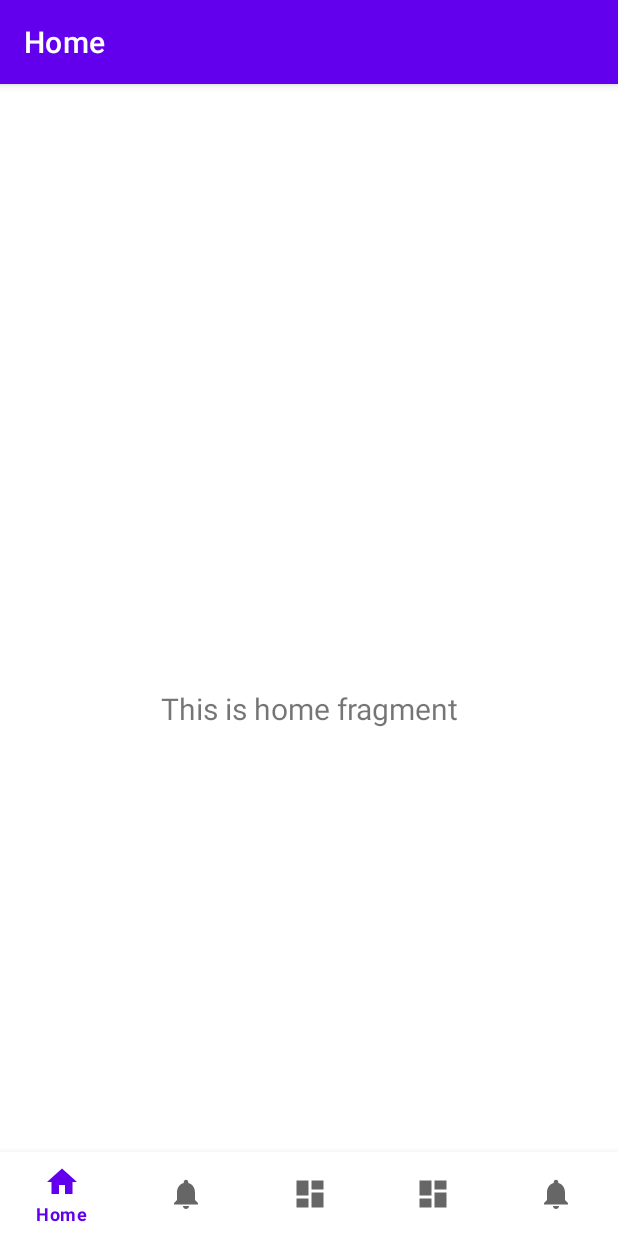
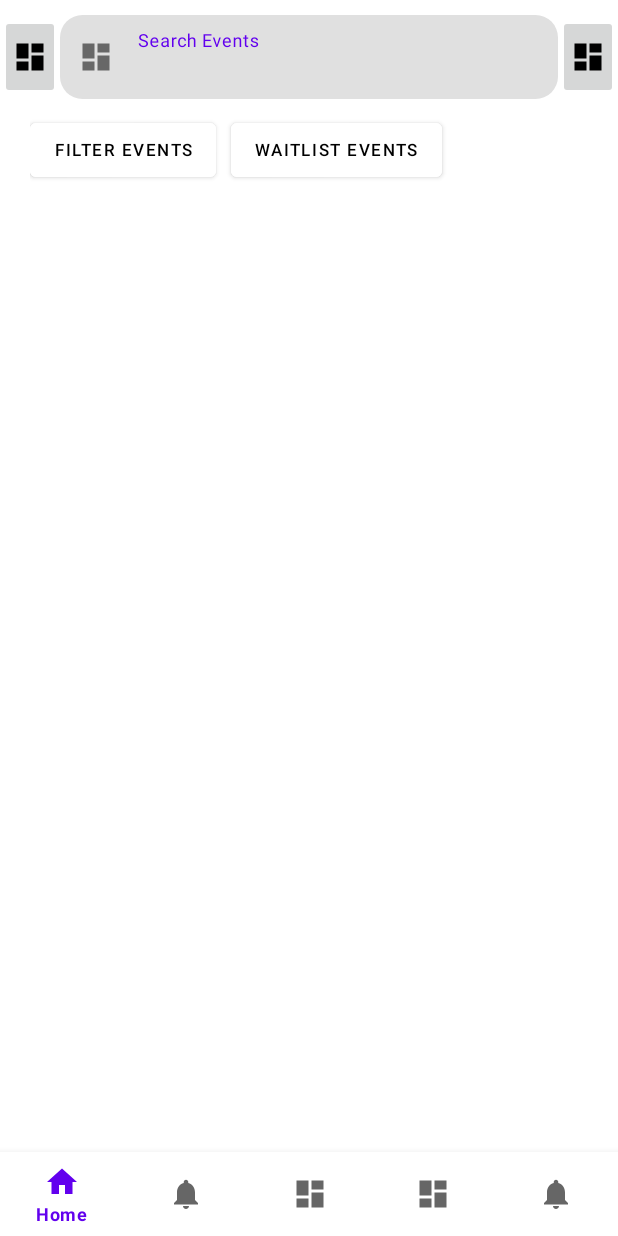
Before and after one commit to CMPUT301F25lights/lights-camera, an Android app: the HomeFragment screen opened directly, with no data from a screen before it, on a phone screen of 412 x 824 dp. Run offline under Robolectric (Android 15) with nearby library versions, the phone set to English and light mode, and no system bars; our stand-ins replace navigation-ui.

Commit message:
updated home page and removed action bar

```diff
--- a/code/Lotterize/app/src/main/java/com/example/lotterize/UserActivity.java
+++ b/code/Lotterize/app/src/main/java/com/example/lotterize/UserActivity.java
@@ -28,7 +28,6 @@ public class UserActivity extends AppCompatActivity {
                 R.id.navigation_home, R.id.navigation_notifications, R.id.navigation_eventsregistered, R.id.navigation_profile, R.id.navigation_addEvents)
                 .build();
         NavController navController = Navigation.findNavController(this, R.id.nav_host_fragment_activity_user);
-        NavigationUI.setupActionBarWithNavController(this, navController, appBarConfiguration);
         NavigationUI.setupWithNavController(binding.navView, navController);
     }
 
--- a/code/Lotterize/app/src/main/java/com/example/lotterize/ui/home/HomeFragment.java
+++ b/code/Lotterize/app/src/main/java/com/example/lotterize/ui/home/HomeFragment.java
@@ -24,8 +24,6 @@ public class HomeFragment extends Fragment {
         binding = FragmentHomeBinding.inflate(inflater, container, false);
         View root = binding.getRoot();
 
-        final TextView textView = binding.textHome;
-        homeViewModel.getText().observe(getViewLifecycleOwner(), textView::setText);
         return root;
     }
 
--- a/code/Lotterize/app/src/main/res/layout/activity_main.xml
+++ b/code/Lotterize/app/src/main/res/layout/activity_main.xml
@@ -5,7 +5,7 @@
     android:id="@+id/container"
     android:layout_width="match_parent"
     android:layout_height="match_parent"
-    android:paddingTop="?attr/actionBarSize">
+    android:fitsSystemWindows="true">
 
 
     <TextView
--- a/code/Lotterize/app/src/main/res/layout/activity_user.xml
+++ b/code/Lotterize/app/src/main/res/layout/activity_user.xml
@@ -4,7 +4,7 @@
     android:id="@+id/container"
     android:layout_width="match_parent"
     android:layout_height="match_parent"
-    android:paddingTop="?attr/actionBarSize">
+    android:fitsSystemWindows="true">
 
     <com.google.android.material.bottomnavigation.BottomNavigationView
         android:id="@+id/nav_view"
--- a/code/Lotterize/app/src/main/res/layout/fragment_home.xml
+++ b/code/Lotterize/app/src/main/res/layout/fragment_home.xml
@@ -6,17 +6,94 @@
     android:layout_height="match_parent"
     tools:context=".ui.home.HomeFragment">
 
-    <TextView
-        android:id="@+id/text_home"
+
+    <LinearLayout
+        android:id="@+id/search_layout"
+        android:paddingTop="10dp"
         android:layout_width="match_parent"
         android:layout_height="wrap_content"
-        android:layout_marginStart="8dp"
-        android:layout_marginTop="8dp"
-        android:layout_marginEnd="8dp"
-        android:textAlignment="center"
-        android:textSize="20sp"
-        app:layout_constraintBottom_toBottomOf="parent"
-        app:layout_constraintEnd_toEndOf="parent"
-        app:layout_constraintStart_toStartOf="parent"
-        app:layout_constraintTop_toTopOf="parent" />
+        android:orientation="horizontal"
+        app:layout_constraintTop_toTopOf="parent"
+        app:layout_constraintLeft_toLeftOf="parent"
+        app:layout_constraintRight_toRightOf="parent">
+
+        <ImageButton
+            android:id="@+id/info_button"
+            android:layout_width="40dp"
+            android:layout_height="match_parent"
+            android:src="@drawable/ic_dashboard_black_24dp"
+            android:contentDescription="info"/>
+
+        <com.google.android.material.textfield.TextInputLayout
+            android:layout_width="0dp"
+            android:layout_height="wrap_content"
+            android:layout_weight="1"
+            app:startIconDrawable="@drawable/ic_dashboard_black_24dp"
+            android:hint="Search Events"
+            app:boxBackgroundMode="filled"
+            app:boxCornerRadiusBottomEnd="15dp"
+            app:boxCornerRadiusBottomStart="15dp"
+            app:boxCornerRadiusTopEnd="15dp"
+            app:boxCornerRadiusTopStart="15dp"
+            app:boxStrokeWidth="0dp"
+            app:boxStrokeWidthFocused="0dp"
+            app:layout_constraintLeft_toLeftOf="parent"
+            app:layout_constraintRight_toRightOf="parent"
+            app:layout_constraintBottom_toBottomOf="parent"
+            app:layout_constraintTop_toTopOf="parent">
+
+            <com.google.android.material.textfield.TextInputEditText
+                style="@style/Widget.MaterialComponents.TextInputEditText.FilledBox"
+                android:layout_width="match_parent"
+                android:layout_height="wrap_content"
+                android:textColor="@color/black"
+                />
+        </com.google.android.material.textfield.TextInputLayout>
+
+        <ImageButton
+            android:id="@+id/QR_scan_button"
+            android:layout_width="40dp"
+            android:layout_height="match_parent"
+            android:contentDescription="QR Scan"
+            android:src="@drawable/ic_dashboard_black_24dp"/>
+    </LinearLayout>
+
+    <LinearLayout
+        android:id="@+id/filter_layout"
+        android:paddingTop="10dp"
+        android:layout_width="match_parent"
+        android:layout_height="wrap_content"
+        android:orientation="horizontal"
+        android:paddingLeft="20dp"
+        android:paddingRight="20dp"
+        app:layout_constraintTop_toBottomOf="@id/search_layout"
+        app:layout_constraintLeft_toLeftOf="parent"
+        app:layout_constraintRight_toRightOf="parent">
+
+        <com.google.android.material.button.MaterialButton
+            android:layout_width="wrap_content"
+            android:layout_height="wrap_content"
+            android:textSize="11sp"
+            android:text="Filter Events"
+            android:layout_marginEnd="10dp"
+            android:textColor="@color/black"
+            android:backgroundTint="@color/white"/>
+
+        <com.google.android.material.button.MaterialButton
+            android:layout_width="wrap_content"
+            android:layout_height="wrap_content"
+            android:textSize="11sp"
+            android:text="Waitlist Events"
+            android:textColor="@color/black"
+            android:backgroundTint="@color/white"/>
+    </LinearLayout>
+
+    <LinearLayout
+        android:layout_width="match_parent"
+        android:layout_height="wrap_content"
+        app:layout_constraintTop_toBottomOf="@id/filter_layout"
+        app:layout_constraintLeft_toLeftOf="parent"
+        app:layout_constraintRight_toRightOf="parent">
+
+    </LinearLayout>
 </androidx.constraintlayout.widget.ConstraintLayout>
--- a/code/Lotterize/app/src/main/res/values-night/themes.xml
+++ b/code/Lotterize/app/src/main/res/values-night/themes.xml
@@ -1,6 +1,6 @@
 <resources xmlns:tools="http://schemas.android.com/tools">
     <!-- Base application theme. -->
-    <style name="Theme.Lotterize" parent="Theme.MaterialComponents.DayNight.DarkActionBar">
+    <style name="Theme.Lotterize" parent="Theme.MaterialComponents.DayNight.NoActionBar">
         <!-- Primary brand color. -->
         <item name="colorPrimary">@color/purple_200</item>
         <item name="colorPrimaryVariant">@color/purple_700</item>
--- a/code/Lotterize/app/src/main/res/values/colors.xml
+++ b/code/Lotterize/app/src/main/res/values/colors.xml
@@ -7,4 +7,5 @@
     <color name="teal_700">#FF018786</color>
     <color name="black">#FF000000</color>
     <color name="white">#FFFFFFFF</color>
+    <color name="search_bar">#DCDCDCFF</color>
 </resources>
--- a/code/Lotterize/app/src/main/res/values/strings.xml
+++ b/code/Lotterize/app/src/main/res/values/strings.xml
@@ -7,4 +7,5 @@
     <string name="title_addEvents">add events</string>
     <string name="title_AddEvents">Add Events</string>
     <string name="logout">Logout</string>
+    <string name="search_events">Search Events</string>
 </resources>
--- a/code/Lotterize/app/src/main/res/values/themes.xml
+++ b/code/Lotterize/app/src/main/res/values/themes.xml
@@ -1,6 +1,6 @@
 <resources xmlns:tools="http://schemas.android.com/tools">
     <!-- Base application theme. -->
-    <style name="Theme.Lotterize" parent="Theme.MaterialComponents.DayNight.DarkActionBar">
+    <style name="Theme.Lotterize" parent="Theme.MaterialComponents.DayNight.NoActionBar">
         <!-- Primary brand color. -->
         <item name="colorPrimary">@color/purple_500</item>
         <item name="colorPrimaryVariant">@color/purple_700</item>
```
